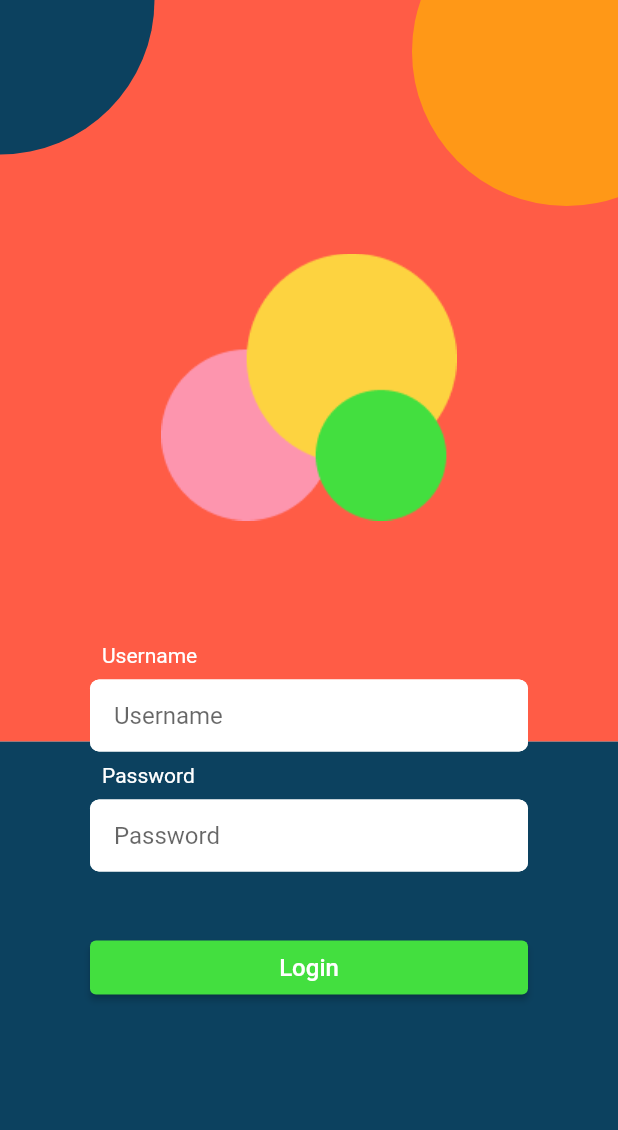
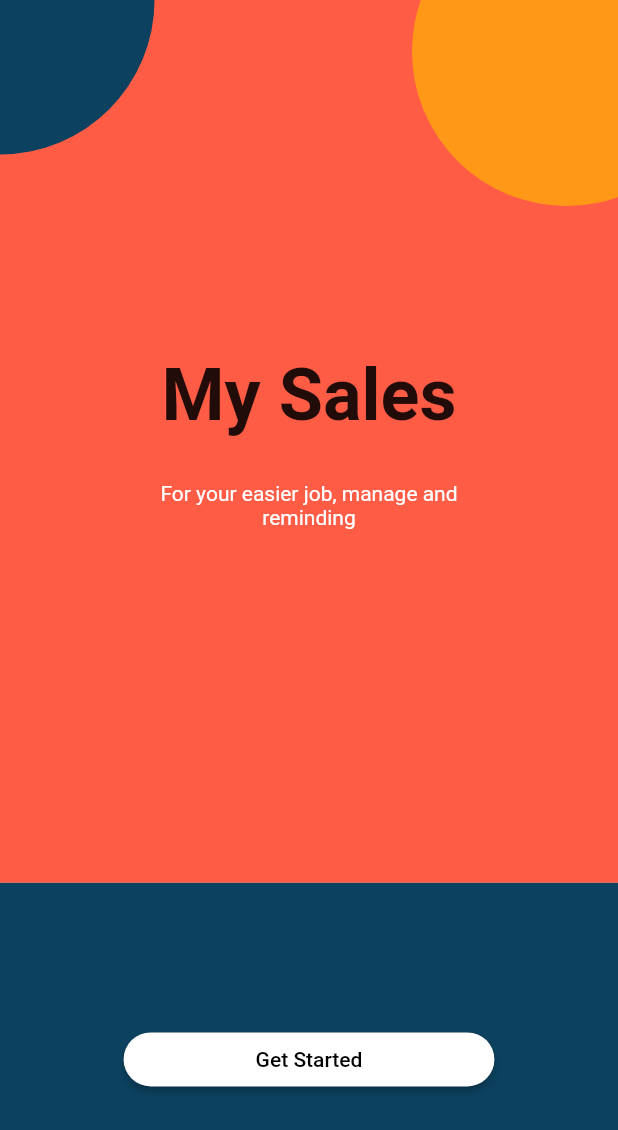
Before and after one commit to almikurniawan/sales, a Flutter app: the screen it shows after launch, on a phone screen of 412 x 824 dp. Shown: the top 1130 px of the screen. Run offline on Flutter 3.47's test engine with Material 2 defaults, Android fonts, the phone set to English and light mode, and no system bars.

Commit message:
barcode scanner + merapikan tampilan

```diff
--- a/lib/main.dart
+++ b/lib/main.dart
@@ -1,5 +1,5 @@
 import 'package:flutter/material.dart';
-import 'package:sales/page/login.dart';
+import 'package:sales/page/landing_page.dart';
 
 void main() {
   runApp(const MyApp());
@@ -16,7 +16,7 @@ class MyApp extends StatelessWidget {
       theme: ThemeData(
         primarySwatch: Colors.blue,
       ),
-      home: const Login(),
+      home: const LandingPage(),
     );
   }
 }
--- /dev/null
+++ b/lib/page/landing_page.dart
@@ -0,0 +1,114 @@
+import 'package:flutter/material.dart';
+
+import 'login.dart';
+import 'menu.dart';
+
+class LandingPage extends StatefulWidget {
+  const LandingPage({Key? key}) : super(key: key);
+
+  @override
+  State<LandingPage> createState() => _LandingPageState();
+}
+
+class _LandingPageState extends State<LandingPage> {
+  double getDiamater(BuildContext context) =>
+      MediaQuery.of(context).size.width * 2 / 4;
+
+  String email = 'user@mail.com';
+
+  String password = '123456';
+
+  TextEditingController emailController = new TextEditingController();
+
+  TextEditingController passwordController = new TextEditingController();
+
+  final formKey = new GlobalKey<FormState>();
+
+  @override
+  Widget build(BuildContext context) {
+    return Scaffold(
+      body: Stack(children: [
+        Container(
+          width: double.infinity,
+          // color: Colors.red,
+          child: Column(
+            children: [
+              Flexible(
+                  flex: 5,
+                  child: Container(
+                    width: double.infinity,
+                    color: Color(0xFFFF5C46),
+                    child: Column(
+                      mainAxisAlignment: MainAxisAlignment.center,
+                      children: [
+                        Text(
+                          "My Sales",
+                          style: TextStyle(
+                              fontSize: 48, fontWeight: FontWeight.w600),
+                        ),
+                        SizedBox(
+                          height: 30,
+                        ),
+                        Padding(
+                          padding: const EdgeInsets.symmetric(horizontal: 100),
+                          child: Text(
+                            "For your easier job, manage and reminding",
+                            style: TextStyle(color: Colors.white),
+                            textAlign: TextAlign.center,
+                          ),
+                        )
+                      ],
+                    ),
+                  )),
+              Flexible(
+                  flex: 2,
+                  child: Container(
+                    width: double.infinity,
+                    color: Color(0xFF0C415F),
+                    child: Align(
+                      alignment: Alignment.center,
+                      child: SizedBox(
+                        width: MediaQuery.of(context).size.width * 0.6,
+                        child: ElevatedButton(
+                          onPressed: () {
+                            Navigator.push(context, MaterialPageRoute(builder: (context) => Login()));
+                          },
+                          child: Text(
+                            "Get Started",
+                            style: TextStyle(color: Colors.black),
+                          ),
+                          style: ButtonStyle(
+                            backgroundColor: MaterialStateProperty.all<Color>(Colors.white),
+                              shape: MaterialStateProperty.all<
+                                      RoundedRectangleBorder>(
+                                  RoundedRectangleBorder(
+                                      borderRadius: BorderRadius.circular(50)))),
+                        ),
+                      ),
+                    ),
+                  ))
+            ],
+          ),
+        ),
+        Positioned(
+            left: -getDiamater(context) / 2,
+            top: -getDiamater(context) / 2,
+            child: Container(
+              width: getDiamater(context),
+              height: getDiamater(context),
+              decoration: BoxDecoration(
+                  shape: BoxShape.circle, color: const Color(0xFF0C415F)),
+            )),
+        Positioned(
+            right: -getDiamater(context) / 3,
+            top: -getDiamater(context) / 3,
+            child: Container(
+              width: getDiamater(context),
+              height: getDiamater(context),
+              decoration: BoxDecoration(
+                  shape: BoxShape.circle, color: const Color(0xFFFF9817)),
+            )),
+      ]),
+    );
+  }
+}
```
Also changed, not shown: pubspec.lock.
